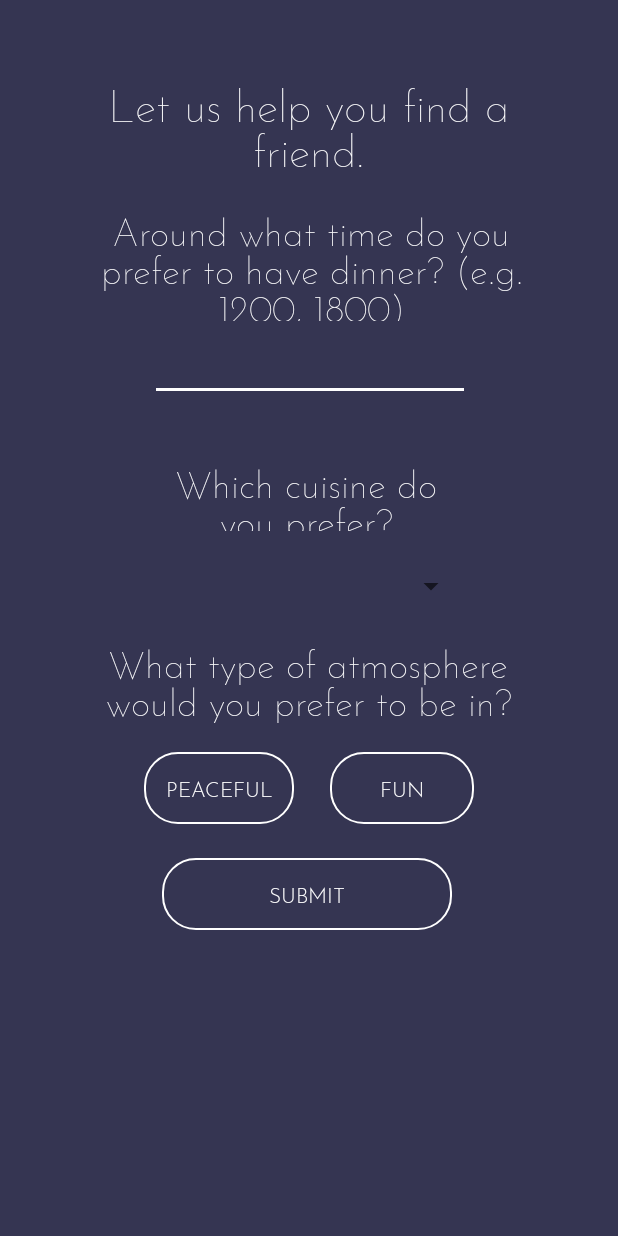
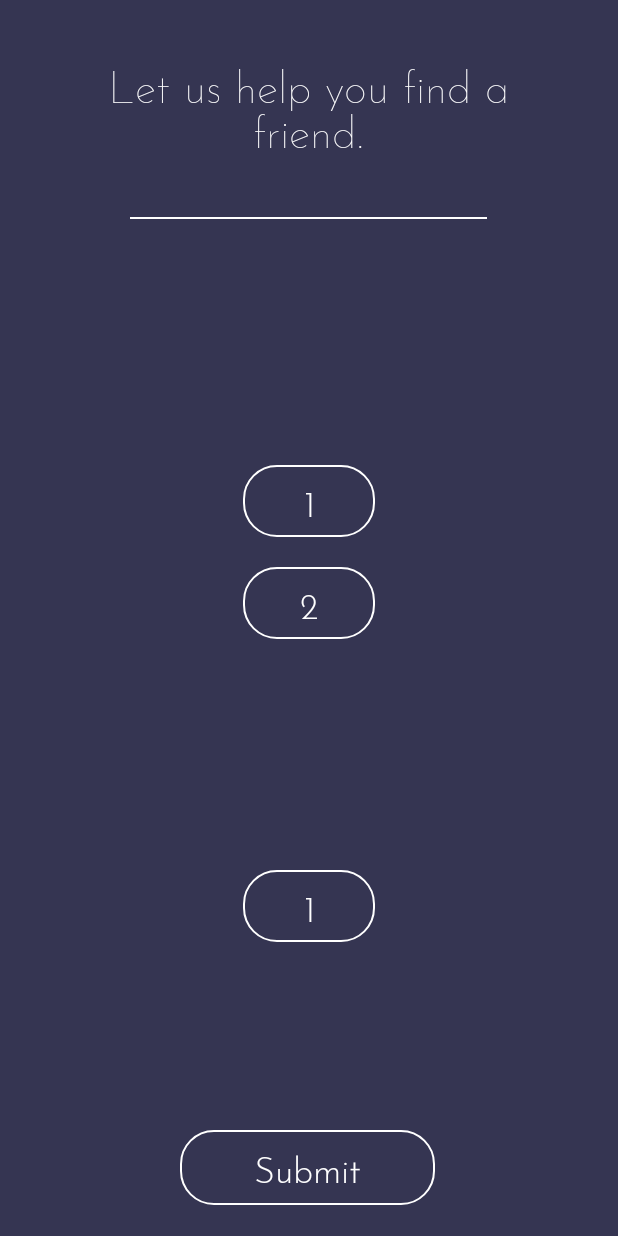
Before and after one commit to gtrixic/lets-meat-up, an Android app: the layout personality_questions.xml on its own in the app's theme, with its tools: preview values and no code run, on a phone screen of 412 x 824 dp. Run offline under Robolectric (Android 15) with nearby library versions, the phone set to English and light mode, and no system bars.

Commit message:
completed personality questions xml.

```diff
--- a/app/src/main/res/layout/personality_questions.xml
+++ b/app/src/main/res/layout/personality_questions.xml
@@ -7,126 +7,60 @@
     android:background="#353552">
 
     <TextView
-        android:id="@+id/textView_cuisine"
-        android:layout_width="213dp"
-        android:layout_height="50dp"
-        android:layout_marginTop="304dp"
-        android:fontFamily="@font/josefinsansthin"
-        android:text="Which cuisine do you prefer?"
-        android:textAlignment="center"
-        android:textColor="#FFFFFF"
-        android:textSize="25sp"
-        app:layout_constraintEnd_toEndOf="parent"
-        app:layout_constraintHorizontal_bias="0.489"
-        app:layout_constraintStart_toStartOf="parent"
-        app:layout_constraintTop_toTopOf="parent" />
-
-    <Spinner
-        android:id="@+id/spinnerCuisine"
-        android:layout_width="213dp"
-        android:layout_height="41dp"
-        android:layout_marginTop="16dp"
-        android:fontFamily="@font/josefinsanslight"
-        app:layout_constraintEnd_toEndOf="parent"
-        app:layout_constraintHorizontal_bias="0.494"
-        app:layout_constraintStart_toStartOf="parent"
-        app:layout_constraintTop_toBottomOf="@+id/textView_cuisine" />
-
-    <TextView
         android:id="@+id/textview_title"
         android:layout_width="282dp"
         android:layout_height="68dp"
-        android:layout_marginTop="48dp"
         android:fontFamily="@font/josefinsansthin"
         android:text="Let us help you find a friend."
         android:textAlignment="center"
         android:textColor="#FFFFFF"
         android:textSize="30sp"
+        app:layout_constraintBottom_toBottomOf="parent"
         app:layout_constraintEnd_toEndOf="parent"
         app:layout_constraintHorizontal_bias="0.496"
         app:layout_constraintStart_toStartOf="parent"
-        app:layout_constraintTop_toTopOf="parent" />
+        app:layout_constraintTop_toTopOf="parent"
+        app:layout_constraintVertical_bias="0.047" />
 
-    <TextView
-        android:id="@+id/textView_atmosphere"
-        android:layout_width="284dp"
-        android:layout_height="77dp"
-        android:layout_marginTop="424dp"
-        android:fontFamily="@font/josefinsansthin"
-        android:text="What type of atmosphere would you prefer to be in?"
-        android:textAlignment="center"
-        android:textColor="#FFFFFF"
-        android:textSize="25sp"
+    <ImageView
+        android:id="@+id/imageView2"
+        android:layout_width="wrap_content"
+        android:layout_height="wrap_content"
+        app:layout_constraintBottom_toBottomOf="parent"
         app:layout_constraintEnd_toEndOf="parent"
-        app:layout_constraintHorizontal_bias="0.495"
+        app:layout_constraintHorizontal_bias="0.497"
         app:layout_constraintStart_toStartOf="parent"
-        app:layout_constraintTop_toTopOf="parent" />
+        app:layout_constraintTop_toTopOf="parent"
+        app:layout_constraintVertical_bias="0.176"
+        app:srcCompat="@drawable/line" />
+
+    <androidx.recyclerview.widget.RecyclerView
+        android:id="@+id/recyclerView"
+        android:layout_width="409dp"
+        android:layout_height="430dp"
+        app:layout_constraintBottom_toBottomOf="parent"
+        app:layout_constraintEnd_toEndOf="parent"
+        app:layout_constraintStart_toStartOf="parent"
+        app:layout_constraintTop_toTopOf="parent"
+        app:layout_constraintVertical_bias="0.51"
+        tools:listitem="@layout/recycler_view_item" />
 
     <Button
-        android:id="@+id/buttonPeaceful"
-        android:layout_width="100dp"
-        android:layout_height="48dp"
-        android:layout_marginStart="96dp"
+        android:id="@+id/submit"
+        android:layout_width="170dp"
+        android:layout_height="50dp"
         android:background="@drawable/edit_text_border"
         android:fontFamily="@font/josefinsanslight"
-        android:text="peaceful"
-        android:textAllCaps="true"
+        android:text="Submit"
+        android:textAllCaps="false"
         android:textColor="#FFFFFF"
+        android:textSize="24sp"
+        app:layout_constraintBottom_toBottomOf="parent"
+        app:layout_constraintEnd_toEndOf="parent"
+        app:layout_constraintHorizontal_bias="0.497"
         app:layout_constraintStart_toStartOf="parent"
-        app:layout_constraintTop_toBottomOf="@+id/textView_atmosphere" />
-
-    <Button
-        android:id="@+id/buttonFun"
-        android:layout_width="96dp"
-        android:layout_height="48dp"
-        android:layout_marginEnd="96dp"
-        android:background="@drawable/edit_text_border"
-        android:fontFamily="@font/josefinsanslight"
-        android:text="fun"
-        android:textColor="#FFFFFF"
-        app:layout_constraintEnd_toEndOf="parent"
-        app:layout_constraintTop_toBottomOf="@+id/textView_atmosphere" />
-
-    <TextView
-        android:id="@+id/textView_dinnerTime"
-        android:layout_width="297dp"
-        android:layout_height="78dp"
-        android:layout_marginTop="136dp"
-        android:fontFamily="@font/josefinsansthin"
-        android:text="Around what time do you prefer to have dinner? (e.g. 1200, 1800)"
-        android:textAlignment="center"
-        android:textColor="#FFFFFF"
-        android:textSize="25sp"
-        app:layout_constraintEnd_toEndOf="parent"
-        app:layout_constraintHorizontal_bias="0.511"
-        app:layout_constraintStart_toStartOf="parent"
-        app:layout_constraintTop_toTopOf="parent" />
-
-    <EditText
-        android:id="@+id/editText_dinnerTime"
-        android:layout_width="wrap_content"
-        android:layout_height="wrap_content"
-        android:layout_marginTop="8dp"
-        android:backgroundTint="#FFFFFF"
-        android:ems="10"
-        android:inputType="textPersonName"
-        app:layout_constraintEnd_toEndOf="parent"
-        app:layout_constraintHorizontal_bias="0.505"
-        app:layout_constraintStart_toStartOf="parent"
-        app:layout_constraintTop_toBottomOf="@+id/textView_dinnerTime" />
-
-    <Button
-        android:id="@+id/buttonSubmit"
-        android:layout_width="193dp"
-        android:layout_height="0dp"
-        android:layout_marginStart="108dp"
-        android:layout_marginTop="572dp"
-        android:background="@drawable/edit_text_border"
-        android:fontFamily="@font/josefinsanslight"
-        android:text="submit"
-        android:textColor="#FFFFFF"
-        app:layout_constraintStart_toStartOf="parent"
-        app:layout_constraintTop_toTopOf="parent" />
+        app:layout_constraintTop_toTopOf="parent"
+        app:layout_constraintVertical_bias="0.973" />
 
 
 </androidx.constraintlayout.widget.ConstraintLayout>
--- /dev/null
+++ b/app/src/main/res/layout/recycler_view_item.xml
@@ -0,0 +1,49 @@
+<?xml version="1.0" encoding="utf-8"?>
+<LinearLayout xmlns:android="http://schemas.android.com/apk/res/android"
+    xmlns:tools="http://schemas.android.com/tools"
+    android:layout_width="match_parent"
+    android:layout_height="270dp"
+    android:background="#353552"
+    android:orientation="vertical"
+    android:padding="8dp">
+
+  <TextView
+      android:id="@+id/textView1"
+      android:layout_width="wrap_content"
+      android:layout_height="wrap_content"
+      android:layout_gravity="center"
+      android:layout_margin="20dp"
+      android:fontFamily="@font/josefinsanslight"
+      android:paddingHorizontal="20dp"
+      android:textAlignment="center"
+      android:textColor="#FFFFFF"
+      android:textSize="30sp"
+      tools:text="@tools:sample/lorem" />
+
+  <Button
+      android:id="@+id/button1"
+      android:layout_width="wrap_content"
+      android:layout_height="wrap_content"
+      android:layout_gravity="center"
+      android:layout_margin="20dp"
+      android:background="@drawable/edit_text_border"
+      android:fontFamily="@font/josefinsanslight"
+      android:paddingLeft="20dp"
+      android:paddingRight="20dp"
+      android:text="1"
+      android:textColor="#FFFFFF"
+      android:textSize="24sp" />
+
+  <Button
+      android:id="@+id/button2"
+      android:layout_width="wrap_content"
+      android:layout_height="wrap_content"
+      android:layout_gravity="center"
+      android:background="@drawable/edit_text_border"
+      android:fontFamily="@font/josefinsanslight"
+      android:paddingLeft="20dp"
+      android:paddingRight="20dp"
+      android:text="2"
+      android:textColor="#FFFFFF"
+      android:textSize="24sp" />
+</LinearLayout>
```
